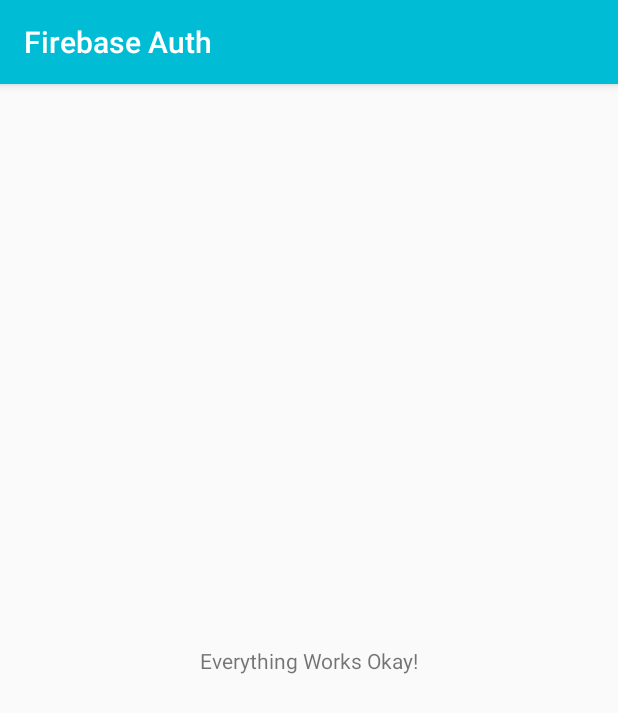
After one commit to zecollokaris/FireBase-Authentication-Tutorial, an Android app: the ResetPasswordActivity screen opened directly, with no data from a screen before it, on a phone screen of 412 x 824 dp. The commit adds this screen. Shown: the top 713 px of the screen. Run offline under Robolectric (Android 15) with nearby library versions, the phone set to English and light mode, and no system bars.

Commit message:
created reset password activity

```diff
--- a/app/src/main/AndroidManifest.xml
+++ b/app/src/main/AndroidManifest.xml
@@ -12,14 +12,15 @@
         android:roundIcon="@mipmap/ic_launcher_round"
         android:supportsRtl="true"
         android:theme="@style/AppTheme">
-        <activity android:name=".MainActivity">
+        <activity android:name=".SignupActivity">
             <intent-filter>
                 <action android:name="android.intent.action.MAIN" />
 
                 <category android:name="android.intent.category.LAUNCHER" />
             </intent-filter>
         </activity>
-        <activity android:name=".SignupActivity" />
+        <activity android:name=".MainActivity" />
+        <activity android:name=".ResetPasswordActivity"></activity>
     </application>
 
 </manifest>
--- /dev/null
+++ b/app/src/main/java/com/zecolloauth/zecolloauth/ResetPasswordActivity.java
@@ -0,0 +1,13 @@
+package com.zecolloauth.zecolloauth;
+
+import android.support.v7.app.AppCompatActivity;
+import android.os.Bundle;
+
+public class ResetPasswordActivity extends AppCompatActivity {
+
+    @Override
+    protected void onCreate(Bundle savedInstanceState) {
+        super.onCreate(savedInstanceState);
+        setContentView(R.layout.activity_reset_password);
+    }
+}
--- /dev/null
+++ b/app/src/main/res/layout/activity_reset_password.xml
@@ -0,0 +1,18 @@
+<?xml version="1.0" encoding="utf-8"?>
+<android.support.constraint.ConstraintLayout xmlns:android="http://schemas.android.com/apk/res/android"
+    xmlns:app="http://schemas.android.com/apk/res-auto"
+    xmlns:tools="http://schemas.android.com/tools"
+    android:layout_width="match_parent"
+    android:layout_height="match_parent"
+    tools:context=".MainActivity">
+
+    <TextView
+        android:layout_width="wrap_content"
+        android:layout_height="wrap_content"
+        android:text="Everything Works Okay!"
+        app:layout_constraintBottom_toBottomOf="parent"
+        app:layout_constraintLeft_toLeftOf="parent"
+        app:layout_constraintRight_toRightOf="parent"
+        app:layout_constraintTop_toTopOf="parent" />
+
+</android.support.constraint.ConstraintLayout>
```
Also changed, not shown: app/src/main/java/com/zecolloauth/zecolloauth/SignupActivity.java (+95 -1 lines), 1 other file.
